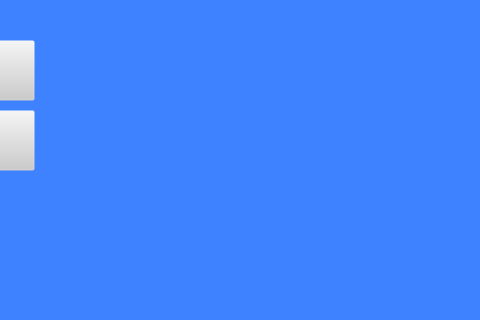
This is Start_window.ui in Moonsoon2020/Game as Qt 5 draws it before an edit; both pictures show x 596 to 1076 and y 330 to 650 of the 1076 by 650 pixel window. The edited form follows.
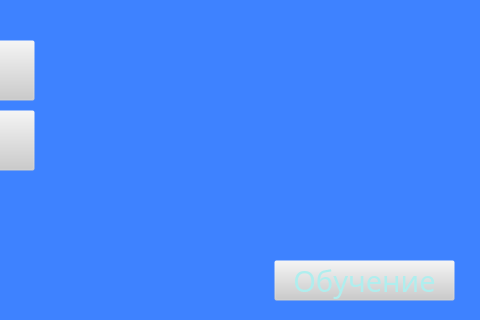
This is the edited form.

Patch:
```diff
--- a/Start_window.ui
+++ b/Start_window.ui
@@ -98,6 +98,32 @@
      <string>Загрузить мир</string>
     </property>
    </widget>
+   <widget class="QPushButton" name="learn_btn">
+    <property name="geometry">
+     <rect>
+      <x>870</x>
+      <y>590</y>
+      <width>181</width>
+      <height>41</height>
+     </rect>
+    </property>
+    <property name="font">
+     <font>
+      <family>Berlin Sans FB</family>
+      <pointsize>22</pointsize>
+      <weight>50</weight>
+      <italic>false</italic>
+      <bold>false</bold>
+     </font>
+    </property>
+    <property name="styleSheet">
+     <string notr="true">font: 22pt &quot;Berlin Sans FB&quot;; color: rgb(175,238,238);
+background-color: rgb(204, 204, 204, 0);</string>
+    </property>
+    <property name="text">
+     <string>Обучение</string>
+    </property>
+   </widget>
   </widget>
  </widget>
  <resources/>
```
